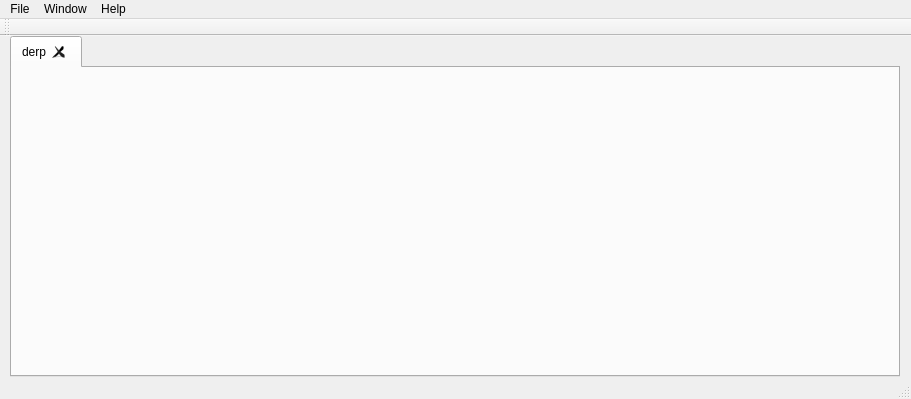
Above: MainWindow.ui from MrQweex/Curmudgeon before the change. Below: the same form after it.
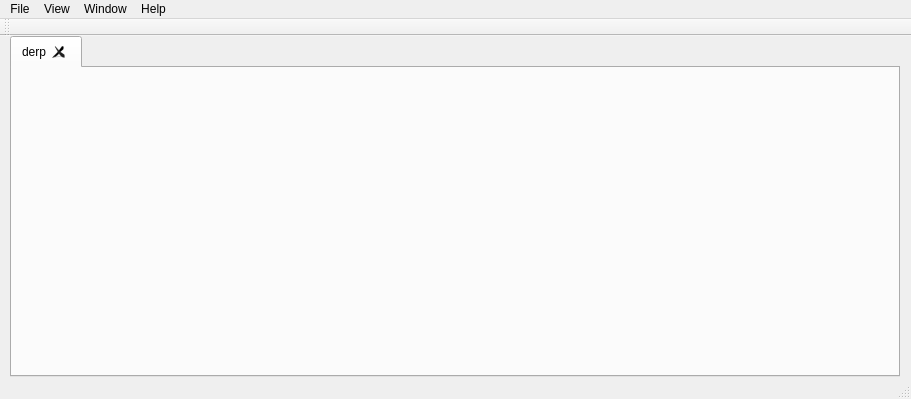
That is the form after the change.

Commit message: Added tab shortcuts

Diff of the .ui file:
```diff
--- a/MainWindow.ui
+++ b/MainWindow.ui
@@ -85,7 +85,15 @@
     </property>
     <addaction name="actionAbout"/>
    </widget>
+   <widget class="QMenu" name="menuView">
+    <property name="title">
+     <string>View</string>
+    </property>
+    <addaction name="actionNext_Soundboard"/>
+    <addaction name="actionPrevious_Soundboard"/>
+   </widget>
    <addaction name="menuFIle"/>
+   <addaction name="menuView"/>
    <addaction name="menuWindow"/>
    <addaction name="menuHelp"/>
   </widget>
```
Left out of the diff: 50 changed lines with no effect on the pictures. The commit also changes 2 other files.
